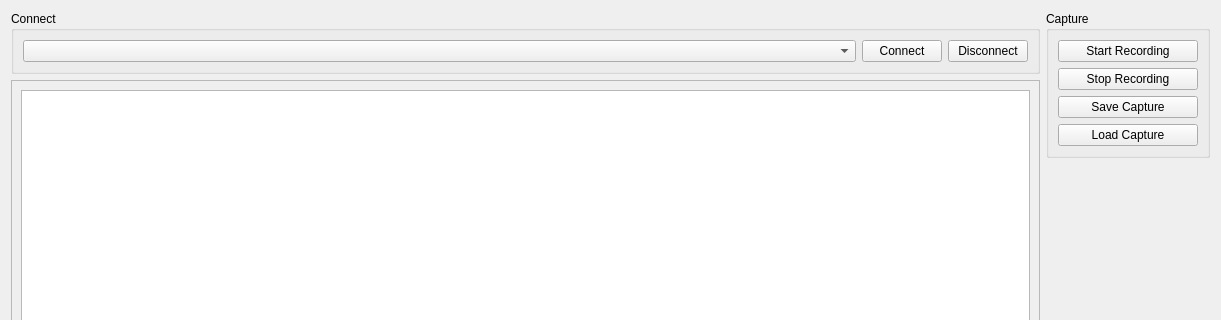
Qt form cansharkgui/FormMainWindow.ui (DieselDemi/CAN-Shark) before a commit; both pictures show x 0 to 1221 and y 0 to 320 of the 1221 by 824 pixel window.
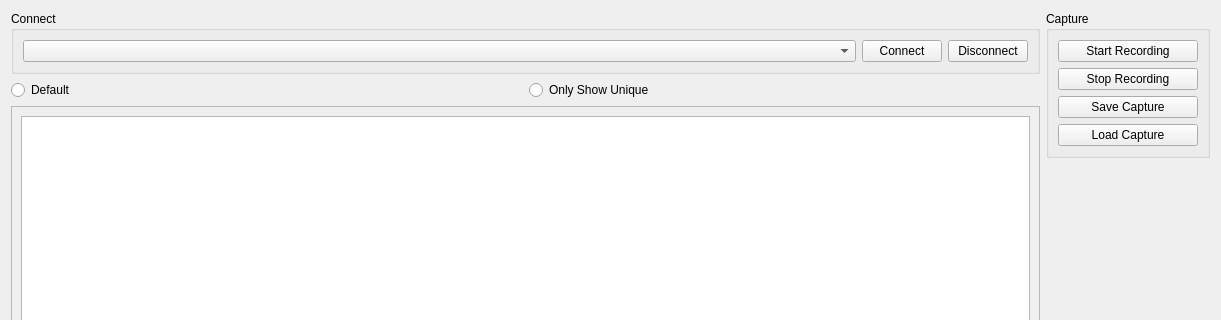
The same form after that commit.

```diff
--- a/cansharkgui/FormMainWindow.ui
+++ b/cansharkgui/FormMainWindow.ui
@@ -49,6 +49,24 @@
        </layout>
       </widget>
      </item>
+     <item>
+      <layout class="QHBoxLayout" name="horizontalLayout_4">
+       <item>
+        <widget class="QRadioButton" name="defaultRadioButton">
+         <property name="text">
+          <string>Default</string>
+         </property>
+        </widget>
+       </item>
+       <item>
+        <widget class="QRadioButton" name="onlyShowUniqueRadioButton">
+         <property name="text">
+          <string>Only Show Unique</string>
+         </property>
+        </widget>
+       </item>
+      </layout>
+     </item>
      <item>
       <layout class="QHBoxLayout" name="horizontalLayout_2">
        <item>
@@ -62,7 +80,7 @@
             <x>0</x>
             <y>0</y>
             <width>970</width>
-            <height>679</height>
+            <height>649</height>
            </rect>
           </property>
           <layout class="QHBoxLayout" name="horizontalLayout_3">
```
